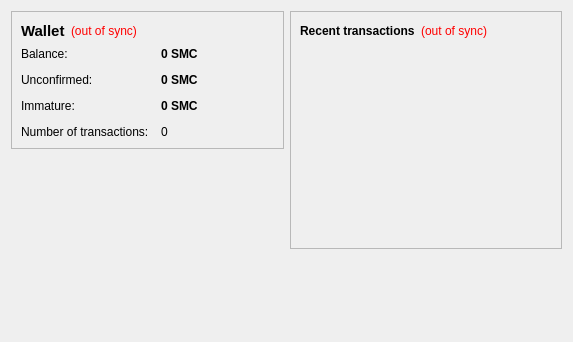
moneybakery/branch-master, file src/qt/forms/overviewpage.ui: the form before one commit.
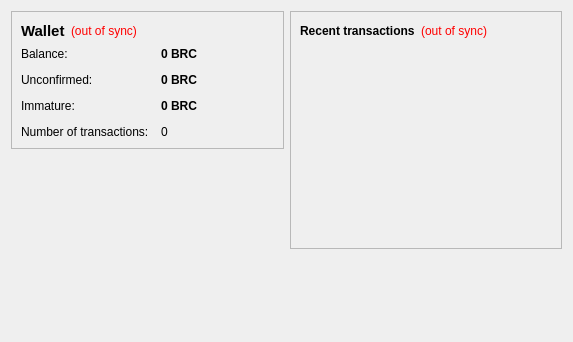
The form after the commit.

```diff
--- a/src/qt/forms/overviewpage.ui
+++ b/src/qt/forms/overviewpage.ui
@@ -105,7 +105,7 @@
              <string>Your current balance</string>
             </property>
             <property name="text">
-             <string notr="true">0 SMC</string>
+             <string notr="true">0 BRC</string>
             </property>
             <property name="textInteractionFlags">
              <set>Qt::LinksAccessibleByMouse|Qt::TextSelectableByKeyboard|Qt::TextSelectableByMouse</set>
@@ -134,7 +134,7 @@
              <string>Total of transactions that have yet to be confirmed, and do not yet count toward the current balance</string>
             </property>
             <property name="text">
-             <string notr="true">0 SMC</string>
+             <string notr="true">0 BRC</string>
             </property>
             <property name="textInteractionFlags">
              <set>Qt::LinksAccessibleByMouse|Qt::TextSelectableByKeyboard|Qt::TextSelectableByMouse</set>
@@ -177,7 +177,7 @@
              <string>Mined balance that has not yet matured</string>
             </property>
             <property name="text">
-             <string notr="true">0 SMC</string>
+             <string notr="true">0 BRC</string>
             </property>
             <property name="textInteractionFlags">
              <set>Qt::LinksAccessibleByMouse|Qt::TextSelectableByKeyboard|Qt::TextSelectableByMouse</set>
```
Left out of the diff: 4 changed lines with no effect on the pictures.
